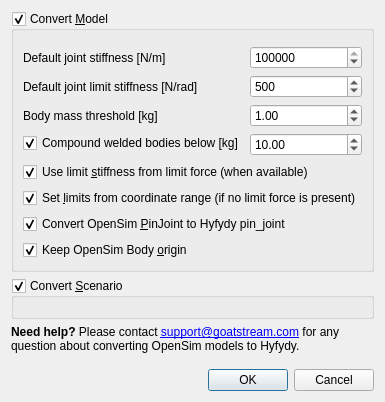
Qt form src/sconestudio/ConvertScenario.ui (tgeijten/scone-studio) before a commit.
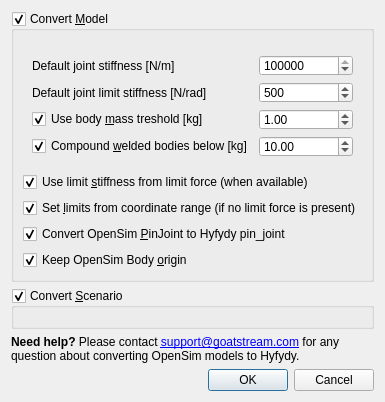
The same form after that commit. Custom widgets are drawn as their Qt base class.

Commit message: U*: Convert Model now has Use Body Mass Threshold option

Patch:
```diff
--- a/src/sconestudio/ConvertScenario.ui
+++ b/src/sconestudio/ConvertScenario.ui
@@ -35,24 +35,6 @@
       <item>
        <widget class="QWidget" name="widget" native="true">
         <layout class="QFormLayout" name="formLayout">
-         <property name="fieldGrowthPolicy">
-          <enum>QFormLayout::AllNonFixedFieldsGrow</enum>
-         </property>
-         <property name="horizontalSpacing">
-          <number>6</number>
-         </property>
-         <property name="leftMargin">
-          <number>0</number>
-         </property>
-         <property name="topMargin">
-          <number>0</number>
-         </property>
-         <property name="rightMargin">
-          <number>0</number>
-         </property>
-         <property name="bottomMargin">
-          <number>0</number>
-         </property>
          <item row="0" column="0">
           <widget class="QLabel" name="label">
            <property name="text">
@@ -97,9 +79,12 @@
           </widget>
          </item>
          <item row="2" column="0">
-          <widget class="QLabel" name="label_3">
+          <widget class="QCheckBox" name="useBodyMassThreshold">
            <property name="text">
-            <string>Body mass threshold [kg]</string>
+            <string>Use body &amp;mass treshold [kg]</string>
+           </property>
+           <property name="checked">
+            <bool>true</bool>
            </property>
           </widget>
          </item>
@@ -116,6 +101,16 @@
            </property>
           </widget>
          </item>
+         <item row="3" column="0">
+          <widget class="QCheckBox" name="compoundBodies">
+           <property name="text">
+            <string>Compound &amp;welded bodies below [kg]</string>
+           </property>
+           <property name="checked">
+            <bool>true</bool>
+           </property>
+          </widget>
+         </item>
          <item row="3" column="1">
           <widget class="QDoubleSpinBox" name="compoundMassThreshold">
            <property name="maximum">
@@ -129,16 +124,6 @@
            </property>
           </widget>
          </item>
-         <item row="3" column="0">
-          <widget class="QCheckBox" name="compoundBodies">
-           <property name="text">
-            <string>Compound welded bodies below [kg]</string>
-           </property>
-           <property name="checked">
-            <bool>true</bool>
-           </property>
-          </widget>
-         </item>
         </layout>
        </widget>
       </item>
```
The commit also changes 1 other file.
